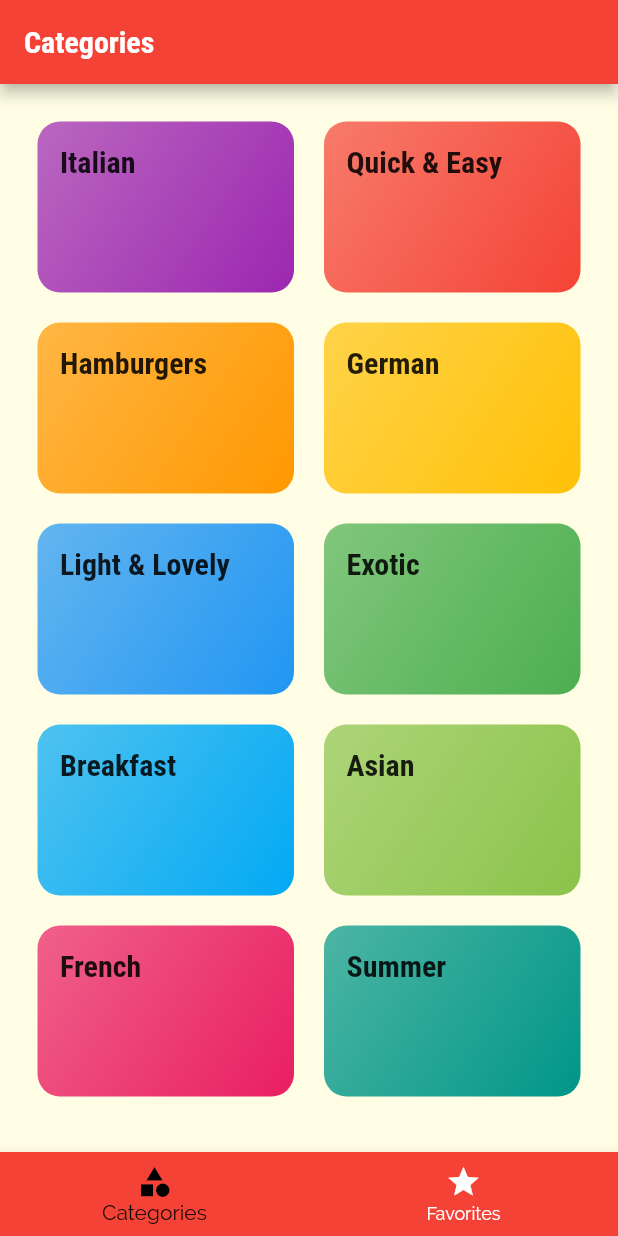
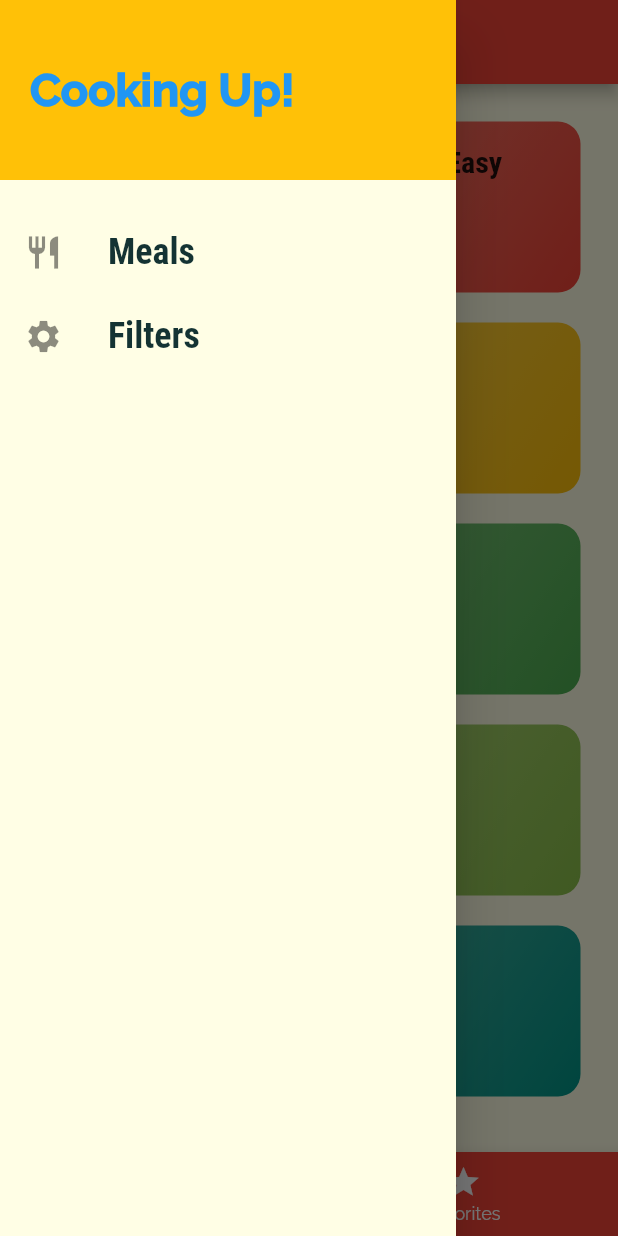
Before and after one commit to DuongYi/Flutter-Tutorial, a Flutter app: the screen it shows after launch, with the side drawer open (before the commit the screen has no drawer), on a phone screen of 412 x 824 dp. Run offline on Flutter 3.47's test engine with Material 2 defaults, Android fonts, the phone set to English and light mode, and no system bars.

Commit message:
Adding a Custom Drawer

```diff
--- a/lib/screens/tabs_screen.dart
+++ b/lib/screens/tabs_screen.dart
@@ -2,6 +2,7 @@ import 'package:flutter/material.dart';
 
 import 'categories_screen.dart';
 import 'favorites_screen.dart';
+import '../widgets/main_drawer.dart';
 
 class TabScreen extends StatefulWidget {
   @override
@@ -16,7 +17,7 @@ class _TabScreenState extends State<TabScreen> {
     },
     {
       'page': FavoritesScreen(),
-      'title': 'Favorites',
+      'title': 'Your Favorites',
     },
   ];
 
@@ -34,6 +35,7 @@ class _TabScreenState extends State<TabScreen> {
         appBar: AppBar(
           title: Text(_pages[_selectedPageIndex]['title'] as String),
         ),
+        drawer: MainDrawer(),
         body: _pages[_selectedPageIndex]['page'] as Widget,
         bottomNavigationBar: BottomNavigationBar(
           onTap: _selectPage,
--- /dev/null
+++ b/lib/widgets/main_drawer.dart
@@ -0,0 +1,53 @@
+import 'package:flutter/material.dart';
+
+class MainDrawer extends StatelessWidget {
+  Widget buildListTile(String title, IconData icon, Function tapHandler) {
+    return ListTile(
+      leading: Icon(
+        icon,
+        size: 26,
+      ),
+      title: Text(
+        title,
+        style: const TextStyle(
+          fontFamily: 'RobotoCondensed',
+          fontSize: 24,
+          fontWeight: FontWeight.bold,
+        ),
+      ),
+      onTap: (() => tapHandler()),
+    );
+  }
+
+  @override
+  Widget build(BuildContext context) {
+    return Drawer(
+      child: Column(children: <Widget>[
+        Container(
+          height: 120,
+          width: double.infinity,
+          padding: const EdgeInsets.all(20),
+          alignment: Alignment.centerLeft,
+          color: Theme.of(context).colorScheme.secondary,
+          child: Text(
+            'Cooking Up!',
+            style: TextStyle(
+              fontWeight: FontWeight.w900,
+              fontSize: 30,
+              color: Theme.of(context).primaryColor,
+            ),
+          ),
+        ),
+        const SizedBox(
+          height: 20,
+        ),
+        buildListTile('Meals', Icons.restaurant, () {
+          Navigator.of(context).pushReplacementNamed('/');
+        }),
+        buildListTile('Filters', Icons.settings, () {
+          Navigator.of(context).pushReplacementNamed('/');
+        }),
+      ]),
+    );
+  }
+}
```
